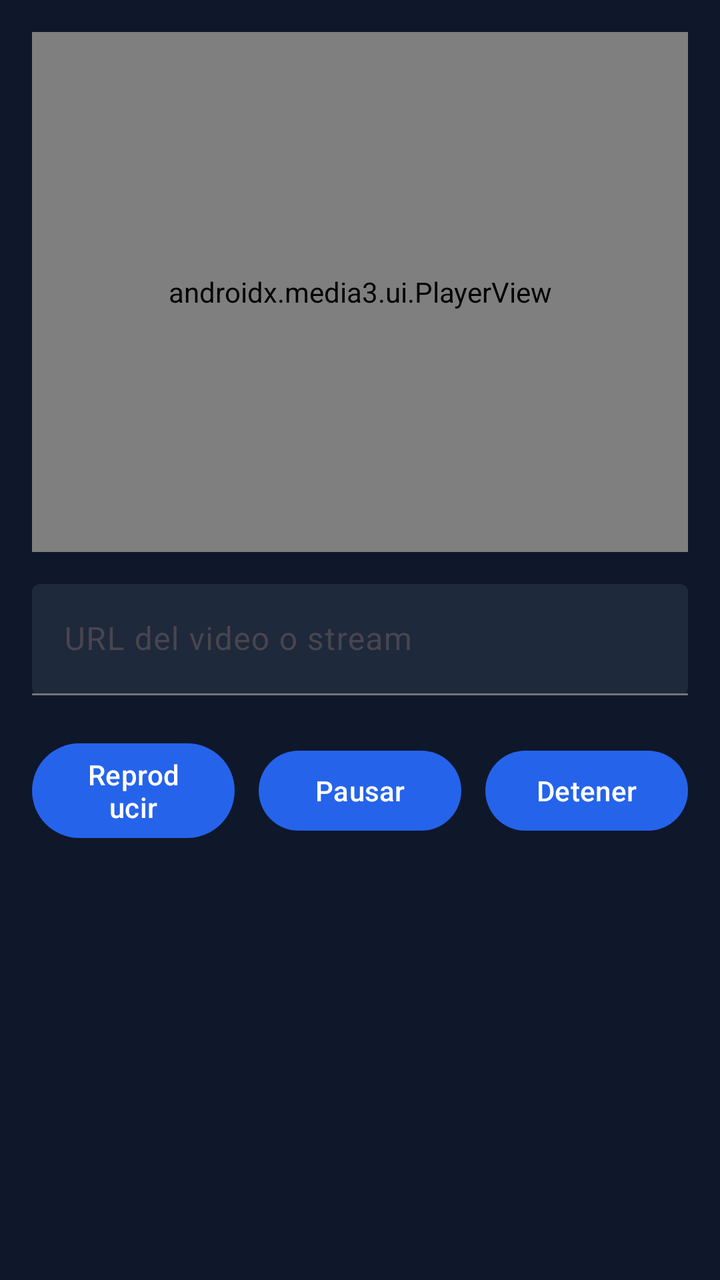
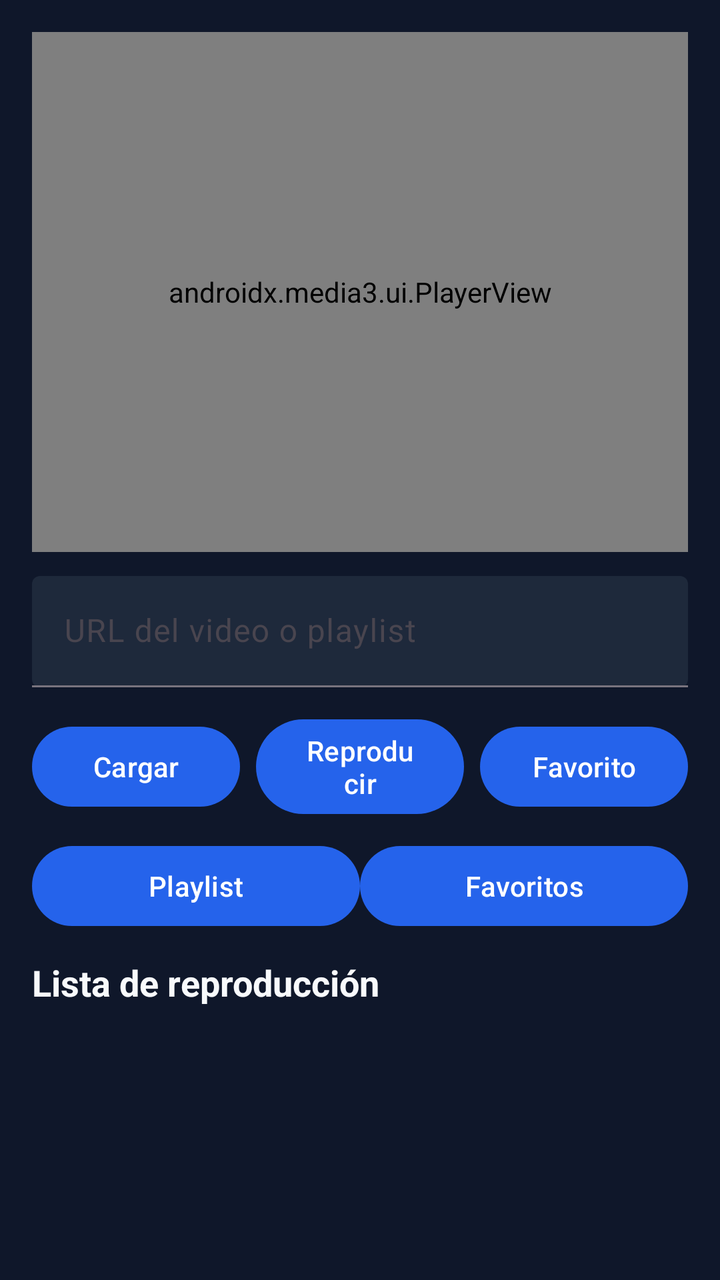

Compare the two renders of this Android layout. The source of the first and the diff that turns it into the second are given below.
<!-- AndroidManifest.xml: application theme Theme.VideoPlayerAndroid -->
<!-- res/layout/activity_main.xml -->
<?xml version="1.0" encoding="utf-8"?>
<androidx.constraintlayout.widget.ConstraintLayout xmlns:android="http://schemas.android.com/apk/res/android"
    xmlns:app="http://schemas.android.com/apk/res-auto"
    android:layout_width="match_parent"
    android:layout_height="match_parent"
    android:background="#0F172A"
    android:padding="16dp">

    <androidx.media3.ui.PlayerView
        android:id="@+id/playerView"
        android:layout_width="0dp"
        android:layout_height="260dp"
        android:background="#020817"
        app:layout_constraintTop_toTopOf="parent"
        app:layout_constraintStart_toStartOf="parent"
        app:layout_constraintEnd_toEndOf="parent"
        app:surface_type="surface_view"
        app:use_artwork="true"
        app:show_buffering="when_playing"
        app:resize_mode="fit" />

    <com.google.android.material.textfield.TextInputLayout
        android:id="@+id/urlInputLayout"
        android:layout_width="0dp"
        android:layout_height="wrap_content"
        android:layout_marginTop="16dp"
        android:hint="URL del video o stream"
        app:boxBackgroundMode="filled"
        app:boxBackgroundColor="#1E293B"
        app:hintTextColor="#E2E8F0"
        app:layout_constraintTop_toBottomOf="@id/playerView"
        app:layout_constraintStart_toStartOf="parent"
        app:layout_constraintEnd_toEndOf="parent">

        <com.google.android.material.textfield.TextInputEditText
            android:id="@+id/urlInput"
            android:layout_width="match_parent"
            android:layout_height="wrap_content"
            android:textColor="#F8FAFC"
            android:inputType="textUri" />
    </com.google.android.material.textfield.TextInputLayout>

    <LinearLayout
        android:layout_width="0dp"
        android:layout_height="wrap_content"
        android:layout_marginTop="20dp"
        android:orientation="horizontal"
        android:gravity="center"
        app:layout_constraintTop_toBottomOf="@id/urlInputLayout"
        app:layout_constraintStart_toStartOf="parent"
        app:layout_constraintEnd_toEndOf="parent">

        <Button
            android:id="@+id/playButton"
            android:layout_width="0dp"
            android:layout_height="wrap_content"
            android:layout_weight="1"
            android:text="Reproducir" />

        <Space
            android:layout_width="12dp"
            android:layout_height="1dp" />

        <Button
            android:id="@+id/pauseButton"
            android:layout_width="0dp"
            android:layout_height="wrap_content"
            android:layout_weight="1"
            android:text="Pausar" />

        <Space
            android:layout_width="12dp"
            android:layout_height="1dp" />

        <Button
            android:id="@+id/stopButton"
            android:layout_width="0dp"
            android:layout_height="wrap_content"
            android:layout_weight="1"
            android:text="Detener" />
    </LinearLayout>

</androidx.constraintlayout.widget.ConstraintLayout>
<!-- resources referenced by this layout -->
<resources>
  <style name="Theme.VideoPlayerAndroid" parent="Theme.Material3.DayNight.NoActionBar">
          <item name="colorPrimary">#2563EB</item>
          <item name="colorPrimaryVariant">#1D4ED8</item>
          <item name="colorSecondary">#10B981</item>
          <item name="android:statusBarColor">#0F172A</item>
          <item name="android:navigationBarColor">#0F172A</item>
      </style>
</resources>

<!-- the commit's change to res/layout/activity_main.xml (unified diff, before → after) -->
@@ -23,8 +23,8 @@
         android:id="@+id/urlInputLayout"
         android:layout_width="0dp"
         android:layout_height="wrap_content"
-        android:layout_marginTop="16dp"
-        android:hint="URL del video o stream"
+        android:layout_marginTop="12dp"
+        android:hint="URL del video o playlist"
         app:boxBackgroundMode="filled"
         app:boxBackgroundColor="#1E293B"
         app:hintTextColor="#E2E8F0"
@@ -41,14 +41,26 @@
     </com.google.android.material.textfield.TextInputLayout>
 
     <LinearLayout
+        android:id="@+id/actionButtons"
         android:layout_width="0dp"
         android:layout_height="wrap_content"
-        android:layout_marginTop="20dp"
+        android:layout_marginTop="12dp"
         android:orientation="horizontal"
         android:gravity="center"
         app:layout_constraintTop_toBottomOf="@id/urlInputLayout"
         app:layout_constraintStart_toStartOf="parent"
         app:layout_constraintEnd_toEndOf="parent">
+
+        <Button
+            android:id="@+id/loadPlaylistButton"
+            android:layout_width="0dp"
+            android:layout_height="wrap_content"
+            android:layout_weight="1"
+            android:text="Cargar" />
+
+        <Space
+            android:layout_width="8dp"
+            android:layout_height="1dp" />
 
         <Button
             android:id="@+id/playButton"
@@ -58,26 +70,63 @@
             android:text="Reproducir" />
 
         <Space
-            android:layout_width="12dp"
+            android:layout_width="8dp"
             android:layout_height="1dp" />
 
         <Button
-            android:id="@+id/pauseButton"
+            android:id="@+id/favoriteButton"
             android:layout_width="0dp"
             android:layout_height="wrap_content"
             android:layout_weight="1"
-            android:text="Pausar" />
+            android:text="Favorito" />
+    </LinearLayout>
 
-        <Space
-            android:layout_width="12dp"
-            android:layout_height="1dp" />
+    <LinearLayout
+        android:id="@+id/filterButtons"
+        android:layout_width="0dp"
+        android:layout_height="wrap_content"
+        android:layout_marginTop="8dp"
+        android:orientation="horizontal"
+        app:layout_constraintTop_toBottomOf="@id/actionButtons"
+        app:layout_constraintStart_toStartOf="parent"
+        app:layout_constraintEnd_toEndOf="parent">
 
         <Button
-            android:id="@+id/stopButton"
+            android:id="@+id/showPlaylistButton"
             android:layout_width="0dp"
             android:layout_height="wrap_content"
             android:layout_weight="1"
-            android:text="Detener" />
+            android:text="Playlist" />
+
+        <Button
+            android:id="@+id/showFavoritesButton"
+            android:layout_width="0dp"
+            android:layout_height="wrap_content"
+            android:layout_weight="1"
+            android:text="Favoritos" />
     </LinearLayout>
 
+    <TextView
+        android:id="@+id/sectionTitle"
+        android:layout_width="0dp"
+        android:layout_height="wrap_content"
+        android:layout_marginTop="12dp"
+        android:text="Lista de reproducción"
+        android:textColor="#F8FAFC"
+        android:textStyle="bold"
+        android:textSize="18sp"
+        app:layout_constraintTop_toBottomOf="@id/filterButtons"
+        app:layout_constraintStart_toStartOf="parent"
+        app:layout_constraintEnd_toEndOf="parent" />
+
+    <androidx.recyclerview.widget.RecyclerView
+        android:id="@+id/videoList"
+        android:layout_width="0dp"
+        android:layout_height="0dp"
+        android:layout_marginTop="8dp"
+        app:layout_constraintTop_toBottomOf="@id/sectionTitle"
+        app:layout_constraintBottom_toBottomOf="parent"
+        app:layout_constraintStart_toStartOf="parent"
+        app:layout_constraintEnd_toEndOf="parent" />
+
 </androidx.constraintlayout.widget.ConstraintLayout>
